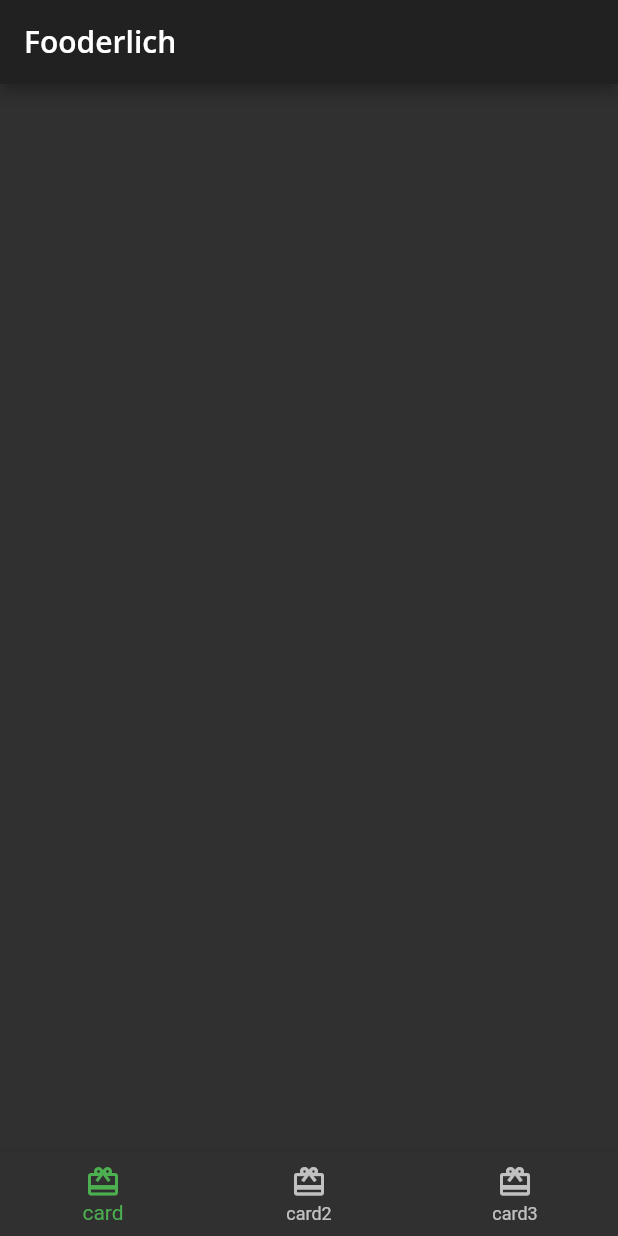
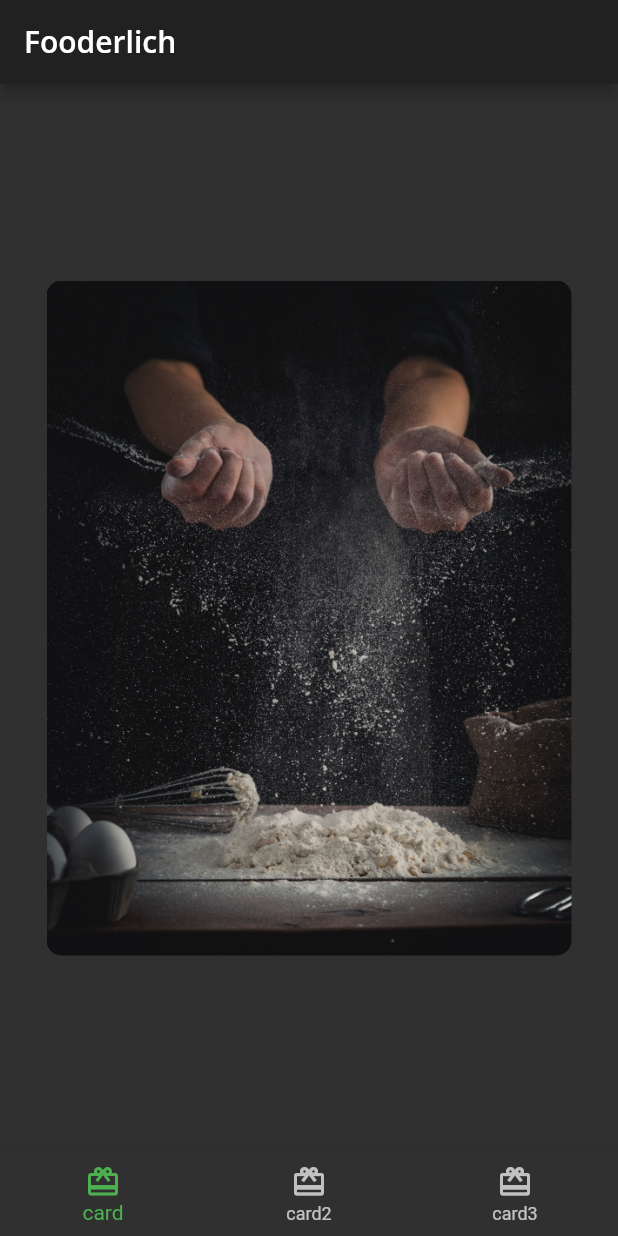
Before and after one commit to DittoGod/fooderlich, a Flutter app: the screen it shows after launch, on a phone screen of 412 x 824 dp. Run offline on Flutter 3.47's test engine with Material 2 defaults, Android fonts, the phone set to English and light mode, and no system bars; our stand-ins replace google_fonts.

Commit message:
Added decoration to Card1

```diff
--- a/app/fooderlich/lib/card1.dart
+++ b/app/fooderlich/lib/card1.dart
@@ -3,19 +3,30 @@ import 'package:flutter/material.dart';
 class Card1 extends StatelessWidget {
   const Card1({Key? key}) : super(key: key);
 
-  // 1
   final String category = 'Editor\'s Choice';
   final String title = 'The Art of Dough';
   final String description = 'Learn to make the perfect bread.';
   final String chef = 'Ray Wenderlich';
 
-  // 2
   @override
   Widget build(BuildContext context) {
-    // 3
     return Center(
       // TODO: Card1 decorate container.
-      child: Container(),
+      child: Container(
+        // TODO: Add stack of text.
+        padding: const EdgeInsets.all(16),
+        constraints: const BoxConstraints.expand(
+          width: 350,
+          height: 450,
+        ),
+        decoration: const BoxDecoration(
+          image: DecorationImage(
+            image: AssetImage('assets/mag1.png'),
+            fit: BoxFit.cover,
+          ),
+          borderRadius: BorderRadius.all(Radius.circular(10.0)),
+        ),
+      ),
     );
   }
 }
```
